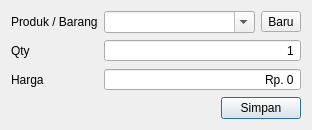
AyahnaSyahid/Printex-KaosPolos, file src/ui/notainputdialog.ui: the form before one commit.
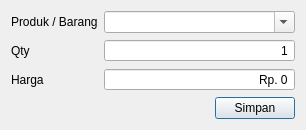
The form after the commit.

Commit message: More Dummy data

What changed in the file:
```diff
--- a/src/ui/notainputdialog.ui
+++ b/src/ui/notainputdialog.ui
@@ -36,13 +36,6 @@
        </property>
       </widget>
      </item>
-     <item>
-      <widget class="QToolButton" name="toolButton">
-       <property name="text">
-        <string>Baru</string>
-       </property>
-      </widget>
-     </item>
     </layout>
    </item>
    <item row="1" column="0">
```
The commit also changes 1 other file.
